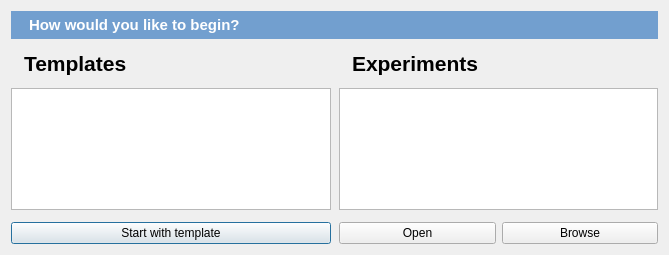
Qt form resources/start_new_dialog.ui (open-cogsci/OpenSesame) before a commit.
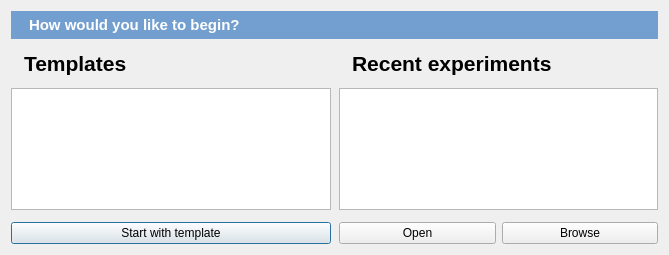
The same form after that commit. Icons and pictures are not drawn.

What changed in the file:
```diff
--- a/resources/start_new_dialog.ui
+++ b/resources/start_new_dialog.ui
@@ -203,7 +203,7 @@
                </font>
               </property>
               <property name="text">
-               <string>Experiments</string>
+               <string>Recent experiments</string>
               </property>
              </widget>
             </item>
```
